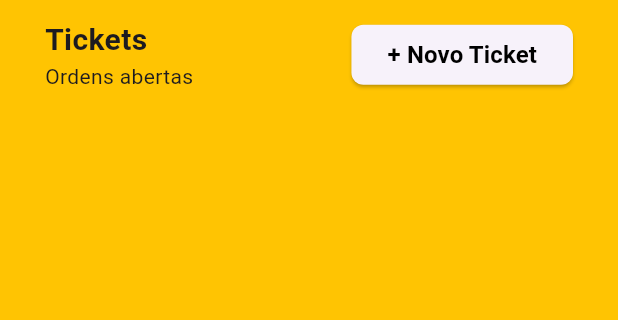
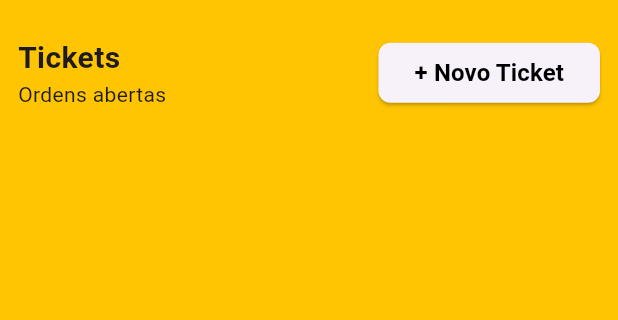
Before and after one commit to washingtonfernandes/project_vofaze, a Flutter app: the screen it shows once a user with an empty profile is signed in, in the side drawer, after a tap on "Tickets", on a phone screen of 412 x 824 dp, the part 84-404 px from its top. Run offline on Flutter 3.47's test engine with Material 3 defaults, Android fonts, the light colour scheme and no system bars; our stand-ins replace cloud_firestore, dots_indicator, firebase_auth, firebase_core, gap; accounts and stored records are empty; generated files the repository leaves out were written again.

Commit message:
criacao ticket e firebase ok

```diff
--- a/lib/common/show_model.dart
+++ b/lib/common/show_model.dart
@@ -2,7 +2,7 @@ import 'package:flutter/material.dart';
 import 'package:gap/gap.dart';
 import 'package:project_vofaze/model/ticket_model.dart';
 import 'package:project_vofaze/services/provider/radio_provider.dart';
-import 'package:project_vofaze/services/ticket_service.dart';
+import 'package:project_vofaze/services/provider/ticket_service_provider.dart';
 import 'package:project_vofaze/widget/date_time_widget.dart';
 import 'package:project_vofaze/widget/radio_widget.dart';
 import 'package:project_vofaze/widget/textField_widget.dart';
--- a/lib/services/provider/app_providers.dart
+++ b/lib/services/provider/app_providers.dart
@@ -1,6 +1,6 @@
 import 'package:flutter/material.dart';
 import 'package:project_vofaze/services/provider/service_provider.dart';
-import 'package:project_vofaze/services/ticket_service.dart';
+import 'package:project_vofaze/services/provider/ticket_service_provider.dart';
 import 'package:provider/provider.dart';
 import 'package:project_vofaze/services/provider/radio_provider.dart';
 import 'package:project_vofaze/services/provider/date_time_provider.dart';
--- a/lib/services/provider/service_provider.dart
+++ b/lib/services/provider/service_provider.dart
@@ -1,35 +1,47 @@
+import 'dart:async';
+
 import 'package:flutter/material.dart';
 import 'package:cloud_firestore/cloud_firestore.dart';
 import 'package:project_vofaze/model/ticket_model.dart';
-import 'package:project_vofaze/services/ticket_service.dart';
 
 class TicketProvider with ChangeNotifier {
-  final TicketServiceProvider _ticketServiceProvider = TicketServiceProvider();
+  final FirebaseFirestore _firestore = FirebaseFirestore.instance;
   List<TicketModel> _tickets = [];
   bool _isLoading = true;
   String? _error;
+  late StreamSubscription<QuerySnapshot> _subscription;
 
   TicketProvider() {
-    _fetchTickets();
+    _subscribeToTickets();
   }
 
   List<TicketModel> get tickets => _tickets;
   bool get isLoading => _isLoading;
   String? get error => _error;
 
-  Future<void> _fetchTickets() async {
-    try {
-      final snapshot =
-          await FirebaseFirestore.instance.collection("ticket").get();
-      _tickets =
-          snapshot.docs.map((doc) => TicketModel.fromSnapshot(doc)).toList();
+  void _subscribeToTickets() {
+    _subscription = _firestore.collection("ticket").snapshots().listen((event) {
+      _tickets.clear();
+      _tickets.addAll(event.docs.map((doc) => TicketModel.fromSnapshot(doc)));
+      _tickets.sort(
+          (a, b) => a.data.compareTo(b.data)); // Ordena os tickets por data
       _isLoading = false;
       notifyListeners();
+    });
+  }
+
+  Future<void> addTicket(TicketModel ticket) async {
+    try {
+      await _firestore.collection("ticket").add(ticket.toMap());
+      notifyListeners();
     } catch (error) {
-      _error = "Erro ao buscar tickets: $error";
-      _isLoading = false;
-      print(_error);
-      notifyListeners();
+      print("Erro ao adicionar ticket: $error");
     }
   }
+
+  @override
+  void dispose() {
+    _subscription.cancel();
+    super.dispose();
+  }
 }
--- a/lib/services/ticket_service.dart
+++ b/lib/services/provider/ticket_service_provider.dart
@@ -5,13 +5,12 @@ import 'package:project_vofaze/model/ticket_model.dart';
 class TicketServiceProvider with ChangeNotifier {
   final FirebaseFirestore _firestore = FirebaseFirestore.instance;
 
-
   Future<void> addTicket(TicketModel ticket) async {
     try {
       await _firestore.collection("ticket").add(ticket.toMap());
+      // Apenas adiciona ao Firebase, não atualiza localmente aqui
     } catch (error) {
-
+      print("Erro ao adicionar ticket: $error");
     }
   }
-
 }
--- a/lib/views/ticketList/ticket_list.dart
+++ b/lib/views/ticketList/ticket_list.dart
@@ -1,20 +1,18 @@
 import 'package:flutter/material.dart';
 import 'package:gap/gap.dart';
-import 'package:project_vofaze/model/ticket_model.dart';
+import 'package:project_vofaze/common/show_model.dart';
 import 'package:project_vofaze/services/provider/service_provider.dart';
-import 'package:project_vofaze/widget/card_ticket_list_widget.dart'; // Importe o widget CardTicketListWidget
+import 'package:project_vofaze/widget/card_ticket_list_widget.dart';
 import 'package:project_vofaze/common/cores_dia.dart';
-import 'package:project_vofaze/common/show_model.dart';
 import 'package:firebase_auth/firebase_auth.dart';
 import 'package:provider/provider.dart';
 
 class TicketList extends StatelessWidget {
-  TicketList({Key? key}) : super(key: key); // Corrija a definição do construtor
+  TicketList({Key? key}) : super(key: key);
 
-  final tituloController =
-      TextEditingController(); // Corrija o nome do controller
-  final descricaoController =
-      TextEditingController(); // Corrija o nome do controller
+  final tituloController = TextEditingController();
+  final descricaoController = TextEditingController();
+  final ScrollController _scrollController = ScrollController();
 
   @override
   Widget build(BuildContext context) {
@@ -55,15 +53,12 @@ class TicketList extends StatelessWidget {
           )
         ],
       ),
-
-      // Corpo apresentação cards
-      body: SingleChildScrollView(
-        child: Padding(
-          padding: const EdgeInsets.symmetric(horizontal: 30),
-          child: Column(
+      body: Column(
         children: [
           const Gap(12),
-              Row(
+          Padding(
+            padding: const EdgeInsets.all(12.0),
+            child: Row(
               mainAxisAlignment: MainAxisAlignment.spaceBetween,
               children: [
                 Column(
@@ -71,8 +66,8 @@ class TicketList extends StatelessWidget {
                   children: [
                     Text(
                       "Tickets",
-                        style: TextStyle(
-                            fontSize: 20, fontWeight: FontWeight.bold),
+                      style:
+                          TextStyle(fontSize: 20, fontWeight: FontWeight.bold),
                     ),
                     Text("Ordens abertas"),
                   ],
@@ -89,8 +84,7 @@ class TicketList extends StatelessWidget {
                       borderRadius: BorderRadius.circular(24),
                     ),
                     context: context,
-                      builder: (context) =>
-                          AddTicketModel(), // Adicione esta linha
+                    builder: (context) => AddTicketModel(),
                   ),
                   child: Text(
                     "+ Novo Ticket",
@@ -103,22 +97,23 @@ class TicketList extends StatelessWidget {
                 ),
               ],
             ),
+          ),
           const Gap(20),
-              Consumer<TicketProvider>(
+          Expanded(
+            child: Consumer<TicketProvider>(
               builder: (context, ticketProvider, _) {
                 final tickets = ticketProvider.tickets;
                 return ListView.builder(
+                  controller: _scrollController,
                   itemCount: tickets.length,
-                    shrinkWrap: true,
                   itemBuilder: (context, index) => CardTicketListWidget(
                     getIndex: index,
                   ),
                 );
               },
             ),
+          ),
         ],
-          ),
-        ),
       ),
     );
   }
```
Also changed, not shown: lib/widget/card_ticket_list_widget.dart (+12 -3 lines). Lines whose indentation alone changed are shown as unchanged.
